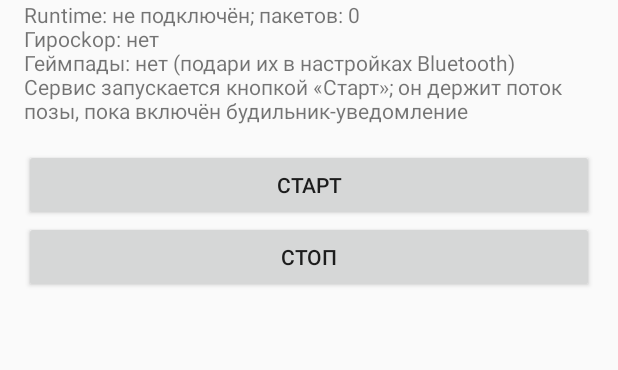
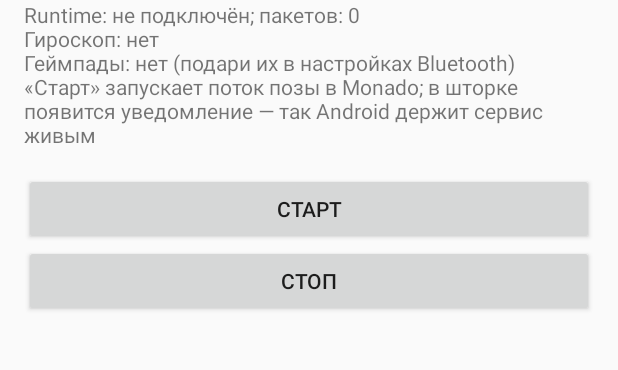
Before and after one commit to papakrut9-cell/Vrminefon, an Android app: the screen it shows after launch (MainActivity), on a phone screen of 412 x 824 dp, the part 65-435 px from its top. Run offline under Robolectric (Android 15) with nearby library versions, the phone set to English and light mode, and no system bars.

Commit message:
Switch remote controllers to the Oculus Touch profile
The remote controller device now reports XRT_DEVICE_TOUCH_CONTROLLER
with the XRT_INPUT_TOUCH_* input set (aim/grip poses, squeeze value,
trigger, thumbstick, A/B), matching the profile hello_xr and Quest
apps bind for. Also threads out the confusing service hint and fixes
a typo on the bridge screen.

Co-Authored-By: Vibe Code (GLM) <noreply@z.ai>

Co-authored-by: papakrut9-cell <papakrut9-cell@users.noreply.github.com>

```diff
--- a/bridge/app/src/main/java/ru/vrminefon/bridge/MainActivity.kt
+++ b/bridge/app/src/main/java/ru/vrminefon/bridge/MainActivity.kt
@@ -80,9 +80,9 @@ class MainActivity : Activity() {
             .joinToString("; ") { it.name }
         status.text = buildString {
             appendLine("Runtime: ${if (BridgeService.connectedNow) "подключён" else "не подключён"}; пакетов: ${BridgeService.packetsSent}")
-            appendLine("Гиросkop: ${if (gyro != null) "есть" else "нет"}")
+            appendLine("Гироскоп: ${if (gyro != null) "есть" else "нет"}")
             appendLine("Геймпады: ${gamepads.ifEmpty { "нет (подари их в настройках Bluetooth)" }}")
-            appendLine("Сервис запускается кнопкой «Старт»; он держит поток позы, пока включён будильник-уведомление")
+            appendLine("«Старт» запускает поток позы в Monado; в шторке появится уведомление — так Android держит сервис живым")
         }
     }
 
```
Also changed, not shown: 2 other files.
